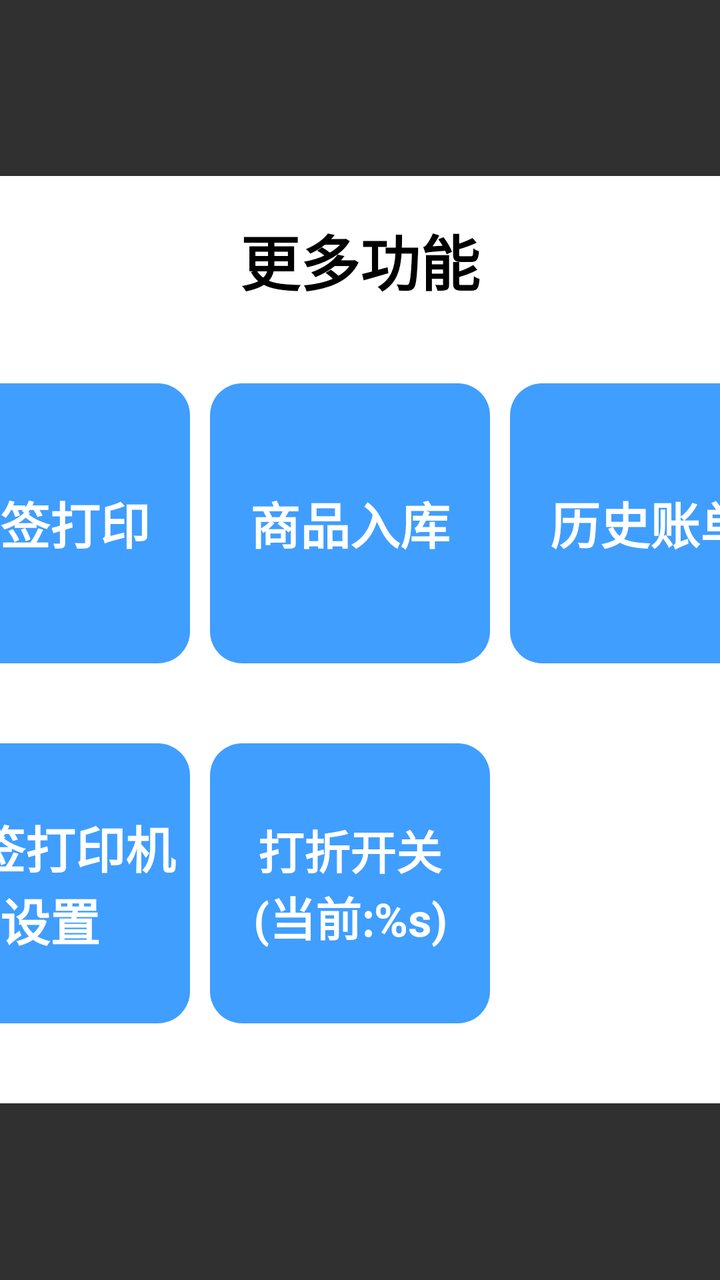
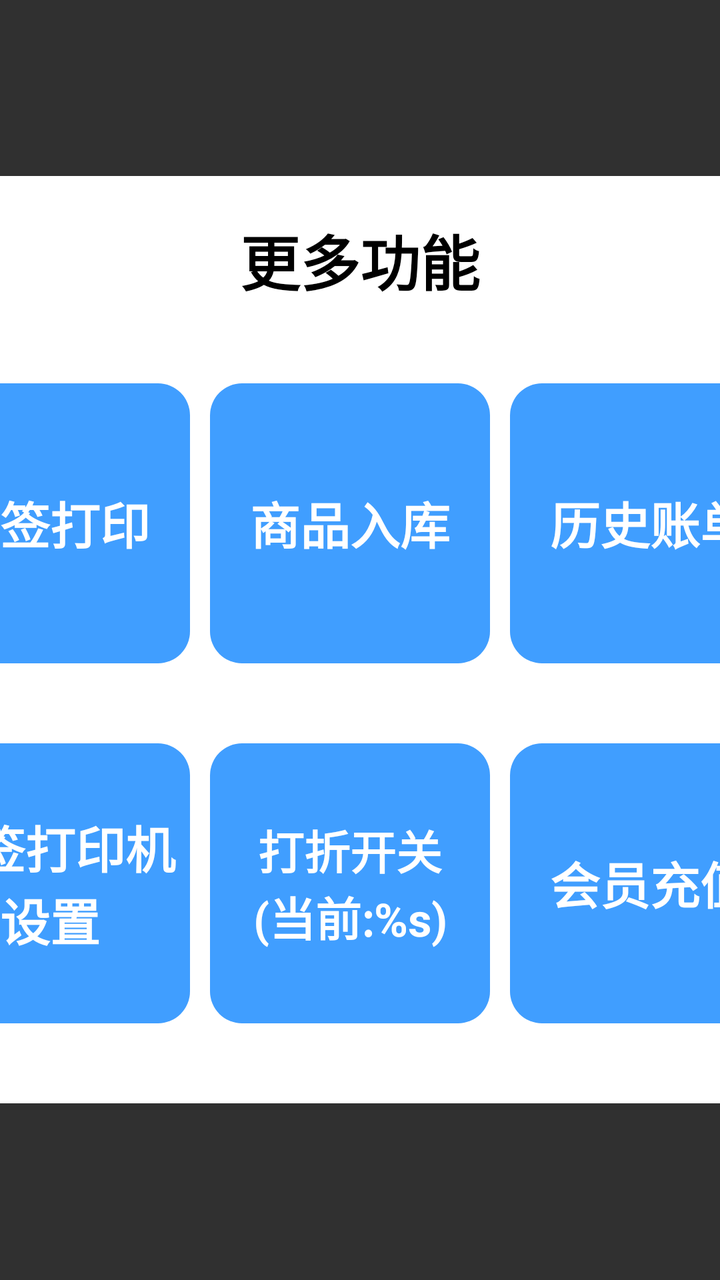

Compare the two renders of this Android layout. The source of the first and the diff that turns it into the second are given below.
<!-- AndroidManifest.xml: application theme Base.Theme.UHMCS -->
<!-- res/layout/popupwindow_more_function.xml -->
<?xml version="1.0" encoding="utf-8"?>
<LinearLayout xmlns:android="http://schemas.android.com/apk/res/android"
    android:orientation="vertical"
    android:layout_width="match_parent"
    android:layout_height="match_parent"
    android:gravity="center"
    android:id="@+id/all_view">
    <LinearLayout
        android:clickable="true"
        android:focusable="true"
        android:padding="20dp"
        android:layout_width="840dp"
        android:layout_height="wrap_content"
        android:orientation="vertical"
        android:background="@drawable/white_bg">
        <RelativeLayout
            android:layout_marginBottom="20dp"
            android:layout_width="match_parent"
            android:layout_height="wrap_content">
            <TextView
                android:id="@+id/hint_tv"
                android:layout_width="wrap_content"
                android:layout_height="wrap_content"
                android:textColor="@color/black"
                android:textSize="30dp"
                android:text="@string/more_features"
                android:textStyle="bold"
                android:layout_centerInParent="true" />
            <ImageView
                android:id="@+id/guanbi_btn"
                android:layout_centerVertical="true"
                android:layout_width="40dp"
                android:layout_height="40dp"
                android:src="@drawable/guanbi"
                android:layout_alignParentRight="true"/>
        </RelativeLayout>
        <LinearLayout
            android:layout_marginTop="20dp"
            android:layout_marginBottom="20dp"
            android:layout_width="match_parent"
            android:layout_height="wrap_content"
            android:orientation="horizontal"
            android:gravity="center">
            <TextView
                android:id="@+id/tongbushuju_btn"
                android:layout_marginRight="10dp"
                android:layout_width="140dp"
                android:layout_height="140dp"
                android:background="@drawable/blue_bg4"
                android:textColor="@color/white"
                android:textSize="25dp"
                android:textStyle="bold"
                android:text="@string/sync_data"
                android:gravity="center"/>
            <TextView
                android:id="@+id/bianqiandaying_btn"
                android:layout_marginRight="10dp"
                android:layout_width="140dp"
                android:layout_height="140dp"
                android:background="@drawable/blue_bg4"
                android:textColor="@color/white"
                android:textSize="25dp"
                android:textStyle="bold"
                android:text="@string/label_printing"
                android:gravity="center"/>
            <TextView
                android:id="@+id/shangpinruku_btn"
                android:layout_marginRight="10dp"
                android:layout_width="140dp"
                android:layout_height="140dp"
                android:background="@drawable/blue_bg4"
                android:textColor="@color/white"
                android:textSize="25dp"
                android:textStyle="bold"
                android:text="@string/stock_in"
                android:gravity="center"/>
            <TextView
                android:id="@+id/lishizhangdan_btn"
                android:layout_marginRight="10dp"
                android:layout_width="140dp"
                android:layout_height="140dp"
                android:background="@drawable/blue_bg4"
                android:textColor="@color/white"
                android:textSize="25dp"
                android:textStyle="bold"
                android:text="@string/order_history"
                android:gravity="center"/>
            <TextView
                android:id="@+id/tuichudenglv_btn"
                android:layout_marginRight="10dp"
                android:layout_width="140dp"
                android:layout_height="140dp"
                android:background="@drawable/blue_bg4"
                android:textColor="@color/white"
                android:textSize="25dp"
                android:textStyle="bold"
                android:text="@string/log_out"
                android:gravity="center"/>
        </LinearLayout>
        <LinearLayout
            android:visibility="visible"
            android:layout_marginTop="20dp"
            android:layout_marginBottom="20dp"
            android:layout_width="match_parent"
            android:layout_height="wrap_content"
            android:orientation="horizontal"
            android:gravity="center">
            <TextView
                android:id="@+id/zhangdandayingji_btn"
                android:visibility="visible"
                android:layout_marginRight="10dp"
                android:layout_width="140dp"
                android:layout_height="140dp"
                android:background="@drawable/blue_bg4"
                android:textColor="@color/white"
                android:textSize="25dp"
                android:textStyle="bold"
                android:text="@string/receipt_printer_setup"
                android:gravity="center"/>
            <TextView
                android:id="@+id/bianqiandayingji_btn"
                android:visibility="visible"
                android:layout_marginRight="10dp"
                android:layout_width="140dp"
                android:layout_height="140dp"
                android:background="@drawable/blue_bg4"
                android:textColor="@color/white"
                android:textSize="25dp"
                android:textStyle="bold"
                android:text="@string/label_printer_setup"
                android:gravity="center"/>
            <TextView
                android:id="@+id/dazhekaiguan_btn"
                android:visibility="visible"
                android:layout_marginRight="10dp"
                android:layout_width="140dp"
                android:layout_height="140dp"
                android:background="@drawable/blue_bg4"
                android:textColor="@color/white"
                android:textSize="23dp"
                android:textStyle="bold"
                android:text="@string/discount_toggle"
                android:gravity="center"/>
            <TextView
                android:visibility="invisible"
                android:id="@+id/qianxiangshezhi_btn"
                android:layout_marginRight="10dp"
                android:layout_width="140dp"
                android:layout_height="140dp"
                android:background="@drawable/blue_bg4"
                android:textColor="@color/white"
                android:textSize="25dp"
                android:textStyle="bold"
                android:text="钱箱设置"
                android:gravity="center"/>
            <TextView
                android:visibility="invisible"
                android:id="@+id/jiaojieban_btn"
                android:layout_marginRight="10dp"
                android:layout_width="140dp"
                android:layout_height="140dp"
                android:background="@drawable/blue_bg4"
                android:textColor="@color/white"
                android:textSize="25dp"
                android:textStyle="bold"
                android:text="交接班"
                android:gravity="center"/>



        </LinearLayout>
    </LinearLayout>

</LinearLayout>
<!-- resources referenced by this layout -->
<resources>
  <color name="black">#FF000000</color>
  <color name="white">#FFFFFFFF</color>
  <!-- drawable blue_bg4 (drawable) -->
  <?xml version="1.0" encoding="UTF-8"?>
  <shape xmlns:android="http://schemas.android.com/apk/res/android"
      android:shape="rectangle" >
  
      
      <solid android:color="#409eff" />
      
  
  
      
  
      
      <corners android:radius="16dp" />
      
  
  
  
  
  
  
  </shape>
  <!-- drawable guanbi (drawable) -->
  <vector xmlns:android="http://schemas.android.com/apk/res/android" android:height="30dp" android:viewportHeight="26" android:viewportWidth="26" android:width="30dp">
        
      <path android:fillAlpha="0" android:fillColor="#fff" android:pathData="M0,0h26v26h-26z" android:strokeAlpha="0"/>
        
      <path android:fillColor="#909399" android:pathData="M11.582,13.235l-8.24,-8.24a1.169,1.169 0,0 1,1.653 -1.653l8.24,8.24 8.24,-8.24a1.169,1.169 0,1 1,1.653 1.653l-8.24,8.24 8.24,8.24a1.169,1.169 0,1 1,-1.653 1.653l-8.24,-8.24 -8.24,8.24a1.169,1.169 0,1 1,-1.653 -1.653Z"/>
      
  </vector>
  <!-- drawable white_bg (drawable) -->
  <?xml version="1.0" encoding="UTF-8"?>
  <shape xmlns:android="http://schemas.android.com/apk/res/android"
      android:shape="rectangle" >
  
      
      <solid android:color="@color/white" />
      
  
  
      
  
      
      <corners android:radius="16dp" />
      
  
  
  
  
  
  
  </shape>
  <string name="discount_toggle">打折开关\n(当前:%s)</string>
  <string name="label_printer_setup">标签打印机设置</string>
  <string name="label_printing">标签打印</string>
  <string name="log_out">退出登录</string>
  <string name="more_features">更多功能</string>
  <string name="order_history">历史账单</string>
  <string name="receipt_printer_setup">账单打印机设置</string>
  <string name="stock_in">商品入库</string>
  <string name="sync_data">同步数据</string>
  <style name="Base.Theme.UHMCS" parent="Theme.AppCompat.NoActionBar">
          
          
          <item name="android:windowFullscreen">true</item>
          <item name="android:windowContentOverlay">@null</item>
          <item name="colorControlActivated">@color/black</item> 
      </style>
</resources>

<!-- the commit's change to res/layout/popupwindow_more_function.xml (unified diff, before → after) -->
@@ -142,7 +142,19 @@
                 android:text="@string/discount_toggle"
                 android:gravity="center"/>
             <TextView
-                android:visibility="invisible"
+                android:visibility="visible"
+                android:id="@+id/huiyuanchongzhi_btn"
+                android:layout_marginRight="10dp"
+                android:layout_width="140dp"
+                android:layout_height="140dp"
+                android:background="@drawable/blue_bg4"
+                android:textColor="@color/white"
+                android:textSize="25dp"
+                android:textStyle="bold"
+                android:text="会员充值"
+                android:gravity="center"/>
+            <TextView
+                android:visibility="gone"
                 android:id="@+id/qianxiangshezhi_btn"
                 android:layout_marginRight="10dp"
                 android:layout_width="140dp"
